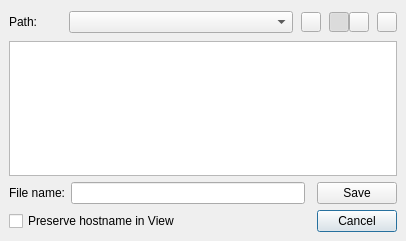
First picture: the form in src/chart/saveviewdialog.ui, repository performancecopilot/pcp, before the edit.
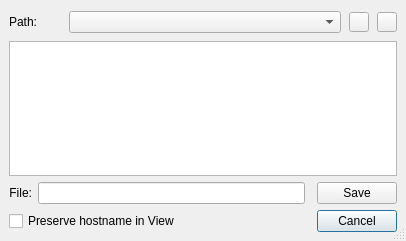
Second picture: the form after the edit. Icons and pictures are not drawn.

Commit message: Fix many of the bugs found during interactive QA of the open/save view dialogs - icon list filename display oddities, no icon/list choice, icon issues, missing newly-saved views from displayed list. Also improve header dependencies for quicker builds on my laptop.

```diff
--- a/src/chart/saveviewdialog.ui
+++ b/src/chart/saveviewdialog.ui
@@ -15,6 +15,9 @@
   <property name="windowIcon" >
    <iconset resource="kmchart.qrc" >:/view.png</iconset>
   </property>
+  <property name="sizeGripEnabled" >
+   <bool>true</bool>
+  </property>
   <layout class="QGridLayout" >
    <property name="margin" >
     <number>9</number>
@@ -56,7 +59,7 @@
      <item row="0" column="0" >
       <widget class="QLabel" name="fileNameLabel" >
        <property name="text" >
-        <string>File name:</string>
+        <string>File:</string>
        </property>
        <property name="alignment" >
         <set>Qt::AlignRight|Qt::AlignTrailing|Qt::AlignVCenter</set>
@@ -179,99 +182,6 @@
        </property>
       </spacer>
      </item>
-     <item>
-      <widget class="QToolButton" name="dirViewIconToolButton" >
-       <property name="minimumSize" >
-        <size>
-         <width>20</width>
-         <height>20</height>
-        </size>
-       </property>
-       <property name="maximumSize" >
-        <size>
-         <width>20</width>
-         <height>20</height>
-        </size>
-       </property>
-       <property name="toolTip" >
-        <string>Icon View</string>
-       </property>
-       <property name="whatsThis" >
-        <string>Display files using icons</string>
-       </property>
-       <property name="text" >
-        <string/>
-       </property>
-       <property name="icon" >
-        <iconset resource="kmchart.qrc" >:/tooliconview.png</iconset>
-       </property>
-       <property name="iconSize" >
-        <size>
-         <width>16</width>
-         <height>16</height>
-        </size>
-       </property>
-       <property name="checkable" >
-        <bool>true</bool>
-       </property>
-       <property name="checked" >
-        <bool>true</bool>
-       </property>
-      </widget>
-     </item>
-     <item>
-      <widget class="QToolButton" name="dirViewListToolButton" >
-       <property name="minimumSize" >
-        <size>
-         <width>20</width>
-         <height>20</height>
-        </size>
-       </property>
-       <property name="maximumSize" >
-        <size>
-         <width>20</width>
-         <height>20</height>
-        </size>
-       </property>
-       <property name="toolTip" >
-        <string>List View</string>
-       </property>
-       <property name="whatsThis" >
-        <string>Display files in a list</string>
-       </property>
-       <property name="text" >
-        <string/>
-       </property>
-       <property name="icon" >
-        <iconset resource="kmchart.qrc" >:/toollistview.png</iconset>
-       </property>
-       <property name="iconSize" >
-        <size>
-         <width>16</width>
-         <height>16</height>
-        </size>
-       </property>
-       <property name="checkable" >
-        <bool>true</bool>
-       </property>
-      </widget>
-     </item>
-     <item>
-      <spacer>
-       <property name="orientation" >
-        <enum>Qt::Horizontal</enum>
-       </property>
-       <property name="sizeType" >
-        <enum>QSizePolicy::Fixed</enum>
-       </property>
-       <property name="sizeHint" >
-        <size>
-         <width>8</width>
-         <height>26</height>
-        </size>
-       </property>
-      </spacer>
-     </item>
      <item>
       <widget class="QToolButton" name="userToolButton" >
        <property name="minimumSize" >
```
Left out of the diff: 58 changed lines with no effect on the pictures. The commit also changes 16 other files.
